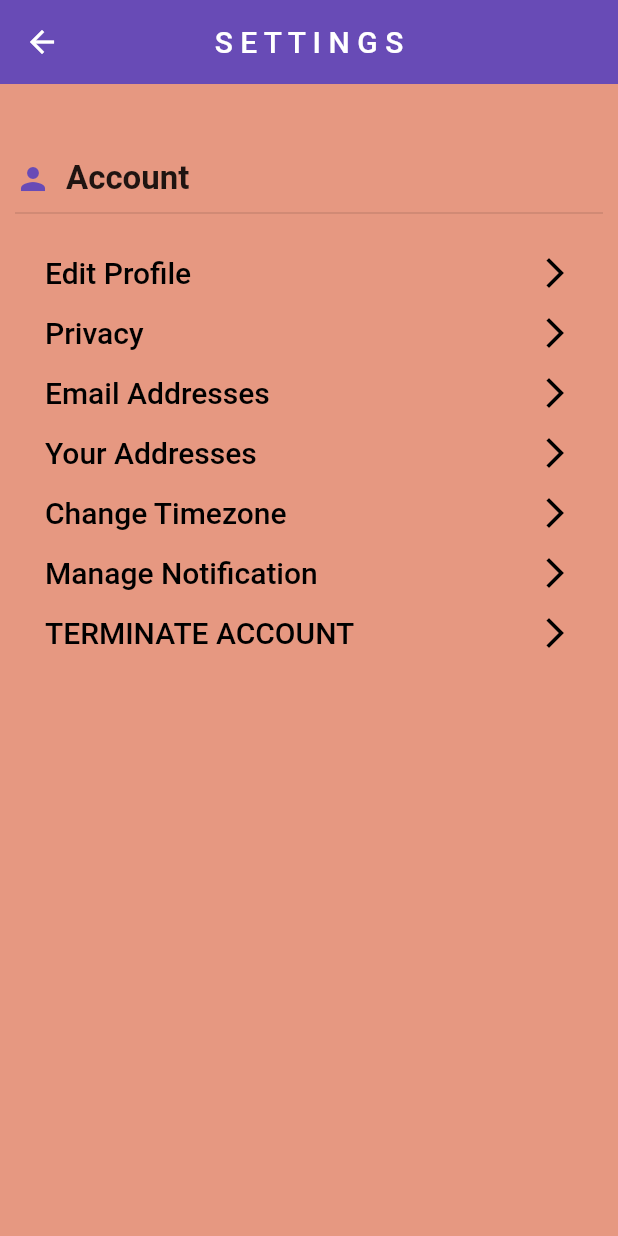
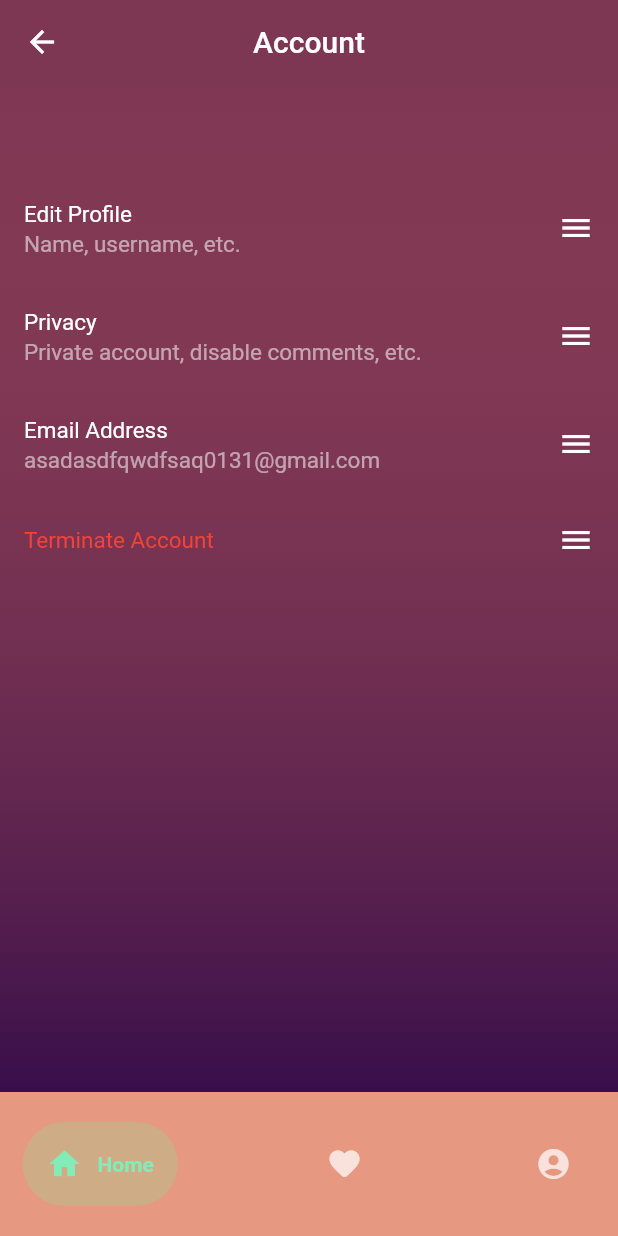
Before and after one commit to therock297/app-frontend, a Flutter app: the Account screen opened directly, on a phone screen of 412 x 824 dp. Run offline on Flutter 3.47's test engine with Material 2 defaults, Android fonts, the phone set to English and light mode, and no system bars; drawn by our look-alikes of google_nav_bar; our stand-ins replace fl_chart, flutter_dotenv, fluttertoast, shared_preferences; missing offline and left inert: flutter_circular_slider, mqtt_client, qr_code_scanner, wheel_slider; accounts and stored records are empty.

Commit message:
created settings page, and revamped account page according to figma design

```diff
--- a/lib/Home/account.dart
+++ /dev/null
@@ -1,89 +0,0 @@
-import 'package:flutter/material.dart';
-
-class Account extends StatelessWidget {
-  const Account({Key? key}) : super(key: key);
-
-  @override
-  Widget build(BuildContext context) {
-    return const Scaffold(
-      body: SettingsUi(),
-    );
-  }
-}
-
-class SettingsUi extends StatefulWidget {
-  const SettingsUi({super.key});
-
-  @override
-  State<StatefulWidget> createState() => _SettingsUiState();
-}
-
-class _SettingsUiState extends State<SettingsUi> {
-  @override
-  Widget build(BuildContext context) {
-    return Scaffold(
-        appBar: AppBar(
-          backgroundColor: const Color.fromARGB(255, 104, 75, 182),
-          elevation: 0,
-          centerTitle: true,
-          title: const Text('S E T T I N G S'),
-        ),
-        backgroundColor: const Color.fromARGB(255, 230, 152, 129),
-        body: Container(
-            padding: const EdgeInsets.all(10),
-            child: ListView(
-              children: [
-                const SizedBox(
-                  height: 40,
-                ),
-                Row(
-                  children: const [
-                    Icon(
-                      Icons.person,
-                      color: Color.fromARGB(255, 104, 75, 182),
-                    ),
-                    SizedBox(
-                      width: 10,
-                    ),
-                    Text(
-                      "Account",
-                      style:
-                          TextStyle(fontSize: 22, fontWeight: FontWeight.bold),
-                    )
-                  ],
-                ),
-                const Divider(height: 20, thickness: 1),
-                const SizedBox(
-                  height: 10,
-                ),
-                buildAccountOption(context, "Edit Profile"),
-                buildAccountOption(context, "Privacy"),
-                buildAccountOption(context, "Email Addresses"),
-                buildAccountOption(context, "Your Addresses"),
-                buildAccountOption(context, "Change Timezone"),
-                buildAccountOption(context, "Manage Notification"),
-                buildAccountOption(context, "TERMINATE ACCOUNT")
-              ],
-            )));
-  }
-}
-
-GestureDetector buildAccountOption(BuildContext context, String title) {
-  return GestureDetector(
-    onTap: () => {},
-    child: Padding(
-      padding: const EdgeInsets.symmetric(vertical: 8, horizontal: 20),
-      child: Row(
-        mainAxisAlignment: MainAxisAlignment.spaceBetween,
-        children: [
-          Text(title,
-              style: const TextStyle(
-                  fontSize: 20,
-                  fontWeight: FontWeight.w500,
-                  color: Colors.black)),
-          const Icon(Icons.arrow_forward_ios, color: Colors.black)
-        ],
-      ),
-    ),
-  );
-}
--- /dev/null
+++ b/lib/Settings/account.dart
@@ -0,0 +1,173 @@
+import 'package:flutter/material.dart';
+import 'package:google_nav_bar/google_nav_bar.dart';
+
+class Account extends StatelessWidget {
+  const Account({Key? key}) : super(key: key);
+
+  @override
+  Widget build(BuildContext context) {
+    return const Scaffold(
+      body: SettingsUi(),
+    );
+  }
+}
+
+class SettingsUi extends StatefulWidget {
+  const SettingsUi({super.key});
+
+  @override
+  State<StatefulWidget> createState() => _SettingsUiState();
+}
+
+class _SettingsUiState extends State<SettingsUi> {
+  @override
+  Widget build(BuildContext context) {
+    return Scaffold(
+      appBar: AppBar(
+        backgroundColor: const Color.fromARGB(102, 232, 116, 97),
+        elevation: 0,
+        centerTitle: true,
+        title: const Text('Account'),
+      ),
+      body: DecoratedBox(
+        decoration: const BoxDecoration(
+          gradient: LinearGradient(
+            colors: [
+              Color.fromARGB(102, 232, 116, 97),
+              Color.fromARGB(255, 56, 14, 74),
+            ],
+            begin: Alignment.topCenter,
+            end: Alignment.bottomCenter,
+          ),
+        ),
+        child: Padding(
+          padding: const EdgeInsets.only(top: 60.0),
+          child: ListView(
+            children: [
+              ListTile(
+                title: const Text(
+                  "Edit Profile",
+                  style: TextStyle(
+                      fontSize: 15,
+                      color: Colors.white
+                  ),
+                ),
+                subtitle: const Text(
+                  "Name, username, etc.",
+                  style: TextStyle(
+                    fontSize: 15,
+                    color: Colors.white54
+                  ),
+                ),
+                onTap: () {
+                  Navigator.of(context).push(MaterialPageRoute(
+                      builder: (context) => const Account()
+                  ));
+                },
+                trailing: const Icon(
+                  Icons.menu,
+                  color: Colors.white,
+                ),
+              ),
+              ListTile(
+                title: const Text(
+                  "Privacy",
+                  style: TextStyle(
+                      fontSize: 15,
+                      color: Colors.white
+                  ),
+                ),
+                subtitle: const Text(
+                  "Private account, disable comments, etc.",
+                  style: TextStyle(
+                      fontSize: 15,
+                      color: Colors.white54
+                  ),
+                ),
+                onTap: () {
+                  Navigator.of(context).push(MaterialPageRoute(
+                      builder: (context) => const Account()
+                  ));
+                },
+                trailing: const Icon(
+                  Icons.menu,
+                  color: Colors.white,
+                ),
+              ),
+              ListTile(
+                title: const Text(
+                  "Email Address",
+                  style: TextStyle(
+                      fontSize: 15,
+                      color: Colors.white
+                  ),
+                ),
+                subtitle: const Text(
+                  "asadasdfqwdfsaq0131@gmail.com",
+                  style: TextStyle(
+                      fontSize: 15,
+                      color: Colors.white54
+                  ),
+                ),
+                onTap: () {
+                  Navigator.of(context).push(MaterialPageRoute(
+                      builder: (context) => const Account()
+                  ));
+                },
+                trailing: const Icon(
+                  Icons.menu,
+                  color: Colors.white,
+                ),
+              ),
+              ListTile(
+                title: const Text(
+                  "Terminate Account",
+                  style: TextStyle(
+                      fontSize: 15,
+                      color: Colors.red
+                  ),
+                ),
+                onTap: () {
+                  Navigator.of(context).push(MaterialPageRoute(
+                      builder: (context) => const Account()
+                  ));
+                },
+                trailing: const Icon(
+                  Icons.menu,
+                  color: Colors.white,
+                ),
+              ),
+            ],
+          ),
+        ),
+      ),
+      bottomNavigationBar: Container(
+        color: const Color.fromARGB(255, 230, 152, 129),
+        child: const Padding(
+          padding: EdgeInsets.symmetric(horizontal: 15.0, vertical: 20.0),
+          child: GNav(
+              backgroundColor: Color.fromARGB(255, 230, 152, 129),
+              color: Color.fromARGB(183, 255, 255, 255),
+              activeColor: Color.fromARGB(255, 130, 235, 182),
+              tabBackgroundColor: Color.fromARGB(55, 114, 243, 153),
+              gap: 10,
+              padding: EdgeInsets.all(16),
+              tabs: [
+                GButton(
+                  icon: Icons.home,
+                  text: 'Home',
+                ),
+                GButton(
+                  icon: Icons.favorite_rounded,
+                  text: 'Friends',
+                ),
+                GButton(
+                  icon: Icons.account_circle_rounded,
+                  text: 'Profile',
+                ),
+              ]),
+        ),
+      ),
+    );
+  }
+}
```
Also changed, not shown: lib/Home/home_page.dart (+9 -8 lines), lib/Home/info_page.dart (deleted, +0 -20 lines), lib/Home/select_workout.dart (+6 -5 lines), lib/Settings/info_page.dart (added, +63 -0 lines), lib/Settings/settings.dart (added, +134 -0 lines).
